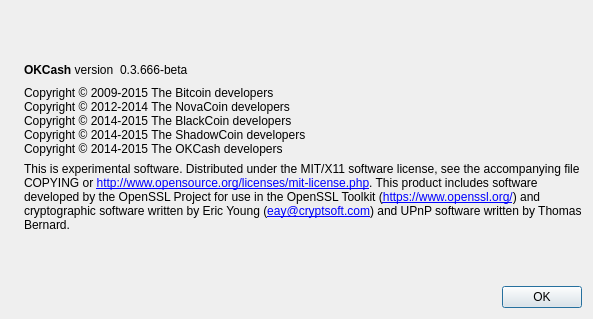
Qt form src/qt/forms/aboutdialog.ui (okcashpro/okcash) before a commit.
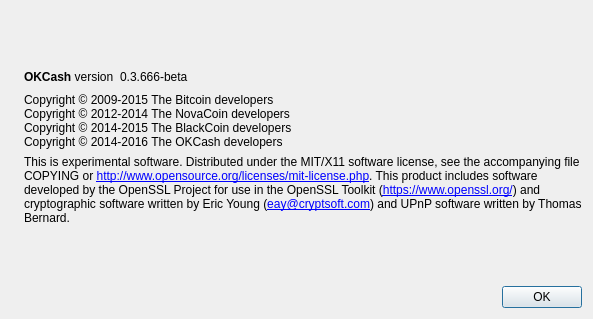
The same form after that commit. Icons and pictures are not drawn.

Patch:
```diff
--- a/src/qt/forms/aboutdialog.ui
+++ b/src/qt/forms/aboutdialog.ui
@@ -94,8 +94,7 @@
         <string>Copyright © 2009-2015 The Bitcoin developers
 Copyright © 2012-2014 The NovaCoin developers
 Copyright © 2014-2015 The BlackCoin developers
-Copyright © 2014-2015 The ShadowCoin developers 
-Copyright © 2014-2015 The OKCash developers</string>
+Copyright © 2014-2016 The OKCash developers</string>
        </property>
        <property name="textInteractionFlags">
         <set>Qt::LinksAccessibleByMouse|Qt::TextSelectableByKeyboard|Qt::TextSelectableByMouse</set>
```
